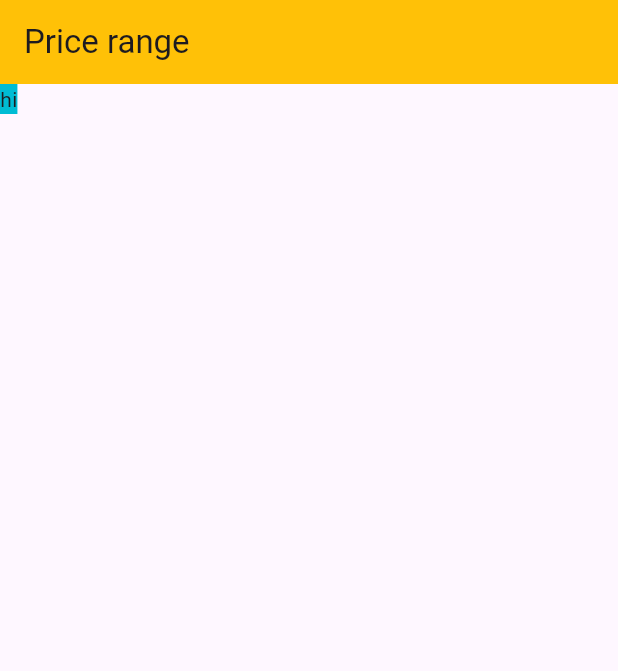
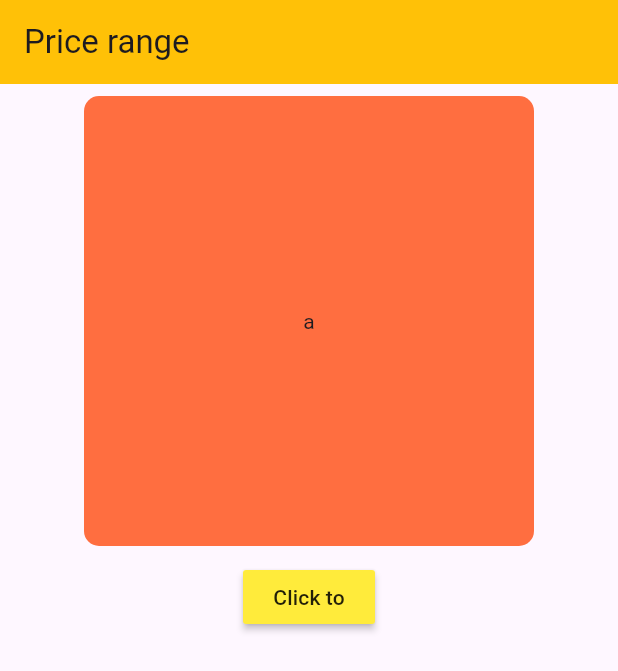
Before and after one commit to Foysalrabby/flutterpricerange, a Flutter app: the screen it shows after launch, on a phone screen of 412 x 824 dp. Shown: the top 671 px of the screen. Run offline on Flutter 3.47's test engine with Material 3 defaults, Android fonts, the phone set to English and light mode, and no system bars.

Commit message:
done click to show string

```diff
--- a/lib/priceandlinkumage.dart
+++ b/lib/priceandlinkumage.dart
@@ -6,6 +6,10 @@ class Pricerange extends StatefulWidget{
   State<StatefulWidget> createState() => Implepricerange();
 }
 class Implepricerange extends State<Pricerange>{
+  static int indexi=0;
+  List quote=[
+    "a","b","c","d","e","f","g","h","i",
+  ];
   @override
   Widget build(BuildContext context) {
   return Scaffold(
@@ -13,12 +17,42 @@ class Implepricerange extends State<Pricerange>{
       title: Text("Price range"),
       backgroundColor: Colors.amber,
     ),
-    body: Container(
-      color: Colors.cyan,
-      child: Text("hi"),
+    body: Center(
+      child: Padding(
+        padding: const EdgeInsets.all(8.0),
+        child: Column(
+            children: [
+              Container(
+                width: 300.0,
+                height: 300.0,
+                child: Center(child: Text(quote[indexi%quote.length]), //to use % to get 1 postion or index
+                ),
+                decoration: BoxDecoration(
+                  borderRadius: BorderRadius.circular(10.0),
+                  color: Colors.deepOrangeAccent,
+                ),
+              ),
+             SizedBox(
+               height: 10.0,
+             ),
+
+             MaterialButton(onPressed: qouteget,
+
+               child: Text("Click to"),
+               color: Colors.yellow,
+             )
+            ],
+        ),
+      ),
     ),
   );
   }
 
 
+
+  void qouteget() {
+    setState(() {
+      indexi += 1;
+    });
+  }
 }
```
